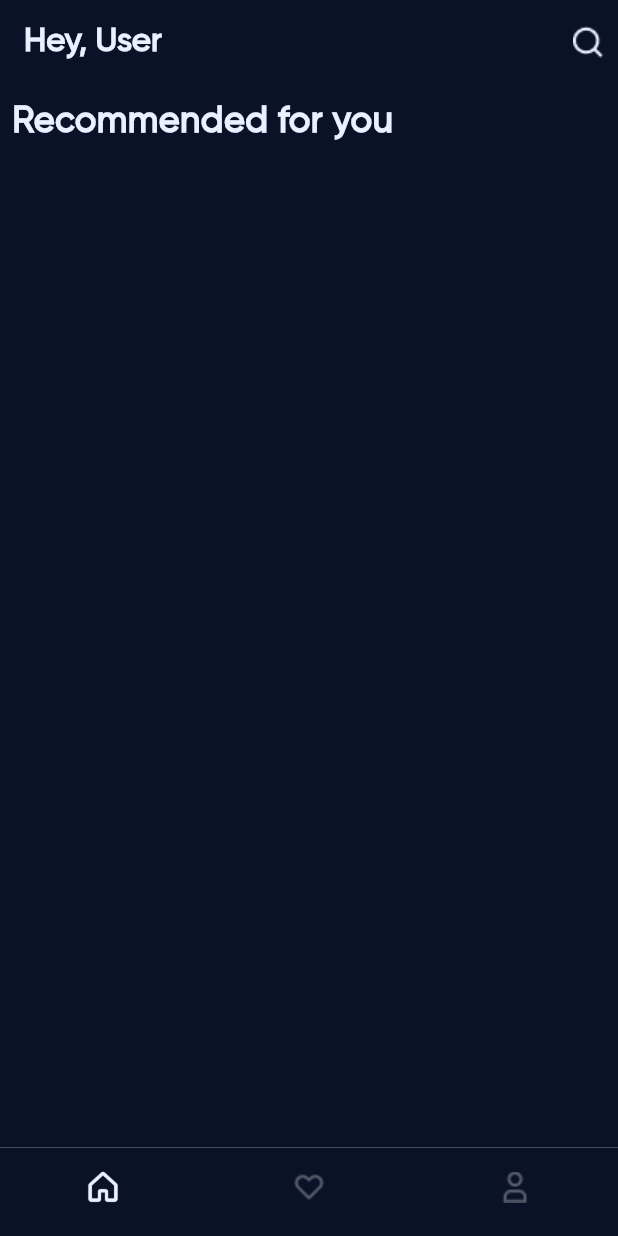
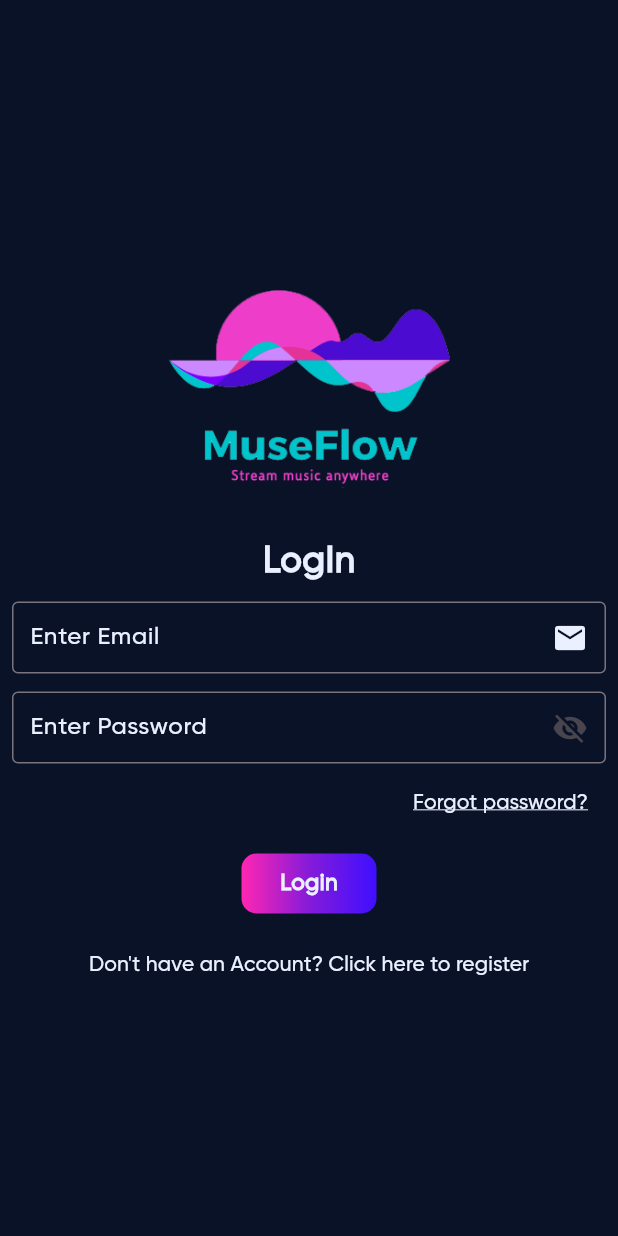
Before and after one commit to sayedali-2129/MuseFlow_Music_Player, a Flutter app: the screen it shows after launch, on a phone screen of 412 x 824 dp. Run offline on Flutter 3.47's test engine with Material 3 defaults, Android fonts, the phone set to English and light mode, and no system bars; our stand-ins replace just_audio, lottie.

Commit message:
authentication added

```diff
--- a/lib/controller/audiopalyer_controller.dart
+++ b/lib/controller/audiopalyer_controller.dart
@@ -3,10 +3,13 @@ import 'package:just_audio/just_audio.dart';
 
 class PlayNowController with ChangeNotifier {
   late AudioPlayer audioPlayer;
-
   PlayNowController() {
     audioPlayer = AudioPlayer();
   }
+  bool isPlaying = true;
+
+  Duration duration = Duration();
+  Duration position = Duration();
 
   Future<void> playSong(String songPath) async {
     try {
@@ -19,8 +22,31 @@ class PlayNowController with ChangeNotifier {
     }
   }
 
+  // Future<void> playAndPauseButton() async {
+  //   if (isPlaying == true) {
+  //     await audioPlayer.pause();
+  //     isPlaying = false;
+  //     notifyListeners();
+  //   } else {
+  //     await audioPlayer.play();
+  //     isPlaying = true;
+  //     notifyListeners();
+  //   }
+  // }
+
   Future<void> pauseSong() async {
     await audioPlayer.pause();
+    isPlaying = false;
     notifyListeners();
   }
+
+  Future<void> resumeSong() async {
+    await audioPlayer.play();
+    isPlaying = true;
+    notifyListeners();
+  }
+
+  Future<void> nextSong() async {
+    await audioPlayer.seekToNext();
+  }
 }
--- a/lib/main.dart
+++ b/lib/main.dart
@@ -1,7 +1,7 @@
 import 'package:flutter/material.dart';
 import 'package:music_player/controller/api_controller.dart';
 import 'package:music_player/controller/audiopalyer_controller.dart';
-import 'package:music_player/view/bottom_navigationbar/bottom_navigation.dart';
+import 'package:music_player/view/authentication/login_screen.dart';
 import 'package:provider/provider.dart';
 
 void main() {
@@ -18,14 +18,14 @@ class MyApp extends StatelessWidget {
         ChangeNotifierProvider(create: (context) => PlayNowController()),
         ChangeNotifierProvider(
           create: (context) => ApiController(),
-        )
+        ),
       ],
       child: MaterialApp(
         debugShowCheckedModeBanner: false,
         theme: ThemeData(
           fontFamily: "Gilroy",
         ),
-        home: BottomNavigationWidget(),
+        home: LoginScreen(),
       ),
     );
   }
--- a/lib/utils/color_constants.dart
+++ b/lib/utils/color_constants.dart
@@ -5,4 +5,7 @@ class ConstantColors {
   static Color themeWhiteColor = Color(0xffeaf0ff);
   static Color unSelectedIndex = Color(0xff555B6A);
   static Color lightblueColor = Color(0xffA5C0FF);
+  static Color containerGradient1 = Color(0xffff26B2);
+  static Color containerGradient2 = Color(0xff851BD9);
+  static Color containerGradient13 = Color(0xff3f0fff);
 }
--- /dev/null
+++ b/lib/view/authentication/login_screen.dart
@@ -0,0 +1,161 @@
+import 'package:flutter/material.dart';
+import 'package:music_player/utils/color_constants.dart';
+import 'package:music_player/utils/image_constants.dart';
+import 'package:music_player/view/authentication/registration_screen.dart';
+
+class LoginScreen extends StatefulWidget {
+  const LoginScreen({super.key});
+
+  @override
+  State<LoginScreen> createState() => _LoginScreenState();
+}
+
+class _LoginScreenState extends State<LoginScreen> {
+  bool _obscureText = true;
+
+  void passwordVisibility() {
+    setState(() {
+      _obscureText = !_obscureText;
+    });
+  }
+
+  final emailController = TextEditingController();
+  final passwordController = TextEditingController();
+  @override
+  Widget build(BuildContext context) {
+    final kHeight10 = SizedBox(height: 10);
+    final kHeight5 = SizedBox(height: 5);
+    return Scaffold(
+      backgroundColor: ConstantColors.themeBlueColor,
+      body: Center(
+        child: Padding(
+          padding: const EdgeInsets.all(8.0),
+          child: SingleChildScrollView(
+            child: Column(
+              mainAxisAlignment: MainAxisAlignment.center,
+              crossAxisAlignment: CrossAxisAlignment.center,
+              children: [
+                Image.asset(
+                  ConstantImage.mainLogoPng,
+                  height: 200,
+                  width: 200,
+                ),
+                Text(
+                  "LogIn",
+                  style: TextStyle(
+                      color: ConstantColors.themeWhiteColor,
+                      fontWeight: FontWeight.bold,
+                      fontSize: 24),
+                ),
+                kHeight10,
+                SizedBox(
+                  height: 50,
+                  child: GestureDetector(
+                    onTap: () {
+                      FocusManager.instance.primaryFocus?.unfocus();
+                    },
+                    child: TextFormField(
+                      style: TextStyle(color: ConstantColors.themeWhiteColor),
+                      controller: emailController,
+                      decoration: InputDecoration(
+                          contentPadding: EdgeInsets.all(8),
+                          hintText: "Enter Email",
+                          suffixIcon: Icon(
+                            Icons.email,
+                            color: ConstantColors.themeWhiteColor,
+                          ),
+                          hintStyle:
+                              TextStyle(color: ConstantColors.themeWhiteColor),
+                          border: OutlineInputBorder()),
+                    ),
+                  ),
+                ),
+                kHeight10,
+                SizedBox(
+                  height: 50,
+                  child: GestureDetector(
+                    onTap: () {
+                      FocusManager.instance.primaryFocus?.unfocus();
+                    },
+                    child: TextFormField(
+                      obscureText: _obscureText,
+                      style: TextStyle(color: ConstantColors.themeWhiteColor),
+                      controller: passwordController,
+                      decoration: InputDecoration(
+                          contentPadding: EdgeInsets.all(8),
+                          hintText: "Enter Password",
+                          suffixIcon: GestureDetector(
+                            onTap: () {
+                              passwordVisibility();
+                            },
+                            child: _obscureText
+                                ? Icon(Icons.visibility_off)
+                                : Icon(
+                                    Icons.visibility,
+                                    color: ConstantColors.themeWhiteColor,
+                                  ),
+                          ),
+                          hintStyle:
+                              TextStyle(color: ConstantColors.themeWhiteColor),
+                          border: OutlineInputBorder()),
+                    ),
+                  ),
+                ),
+                Row(
+                  mainAxisAlignment: MainAxisAlignment.end,
+                  children: [
+                    TextButton(
+                        onPressed: () {},
+                        child: Text(
+                          "Forgot password?",
+                          style: TextStyle(
+                              color: ConstantColors.themeWhiteColor,
+                              decoration: TextDecoration.underline,
+                              decorationColor: ConstantColors.themeWhiteColor),
+                        ))
+                  ],
+                ),
+                kHeight10,
+                GestureDetector(
+                  onTap: () {},
+                  child: Container(
+                    height: 40,
+                    width: 90,
+                    decoration: BoxDecoration(
+                        borderRadius: BorderRadius.circular(10),
+                        gradient: LinearGradient(colors: [
+                          ConstantColors.containerGradient1,
+                          ConstantColors.containerGradient2,
+                          ConstantColors.containerGradient13
+                        ])),
+                    child: Center(
+                        child: Text(
+                      "Login",
+                      style: TextStyle(
+                          color: ConstantColors.themeWhiteColor,
+                          fontWeight: FontWeight.bold,
+                          fontSize: 15),
+                    )),
+                  ),
+                ),
+                kHeight10,
+                TextButton(
+                    onPressed: () {
+                      Navigator.push(
+                          context,
+                          MaterialPageRoute(
+                            builder: (context) => RegistrationScreen(),
+                          ));
+                    },
+                    child: Text(
+                      "Don't have an Account? Click here to register",
+                      style: TextStyle(color: ConstantColors.themeWhiteColor),
+                    ))
+              ],
+            ),
+          ),
+        ),
+      ),
+    );
+  }
+}
```
Also changed, not shown: lib/view/authentication/registration_screen.dart (added, +215 -0 lines), lib/view/play_now_screen/play_now_screen.dart (+42 -17 lines).
